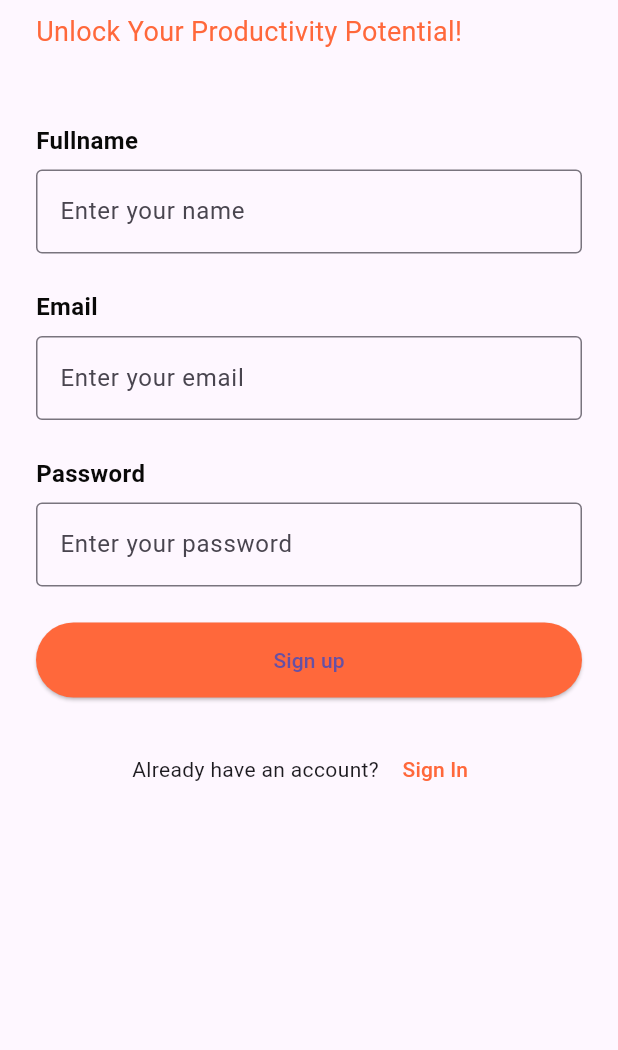
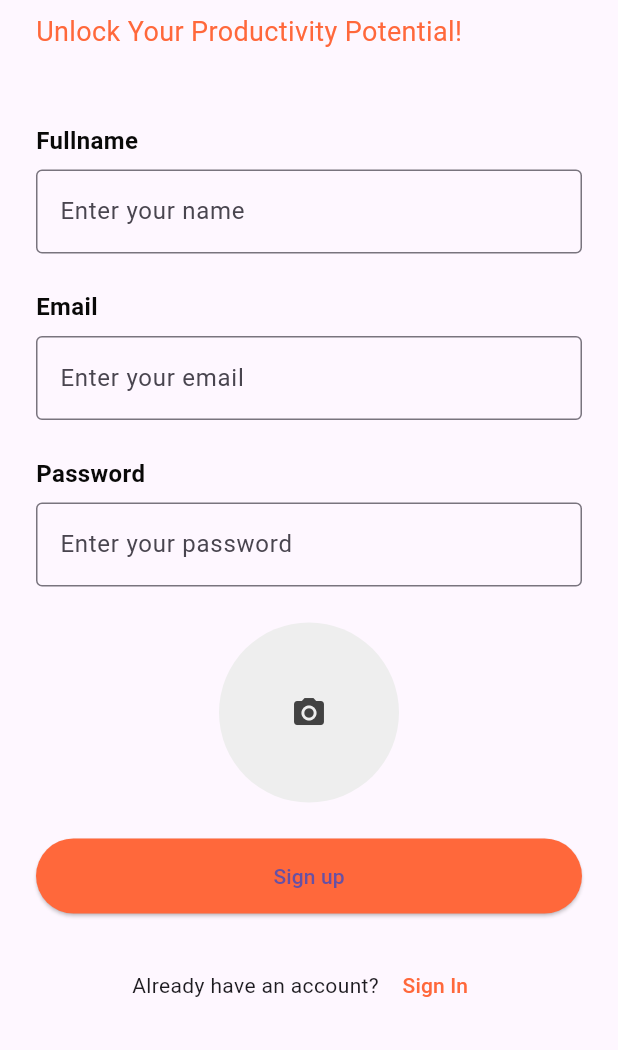
Before and after one commit to aiRecruit-Mvp/aiRecruit-Application, a Flutter app: the screen it shows after launch, on a phone screen of 412 x 824 dp, the part 186-1236 px from its top. Run offline on Flutter 3.47's test engine with Material 3 defaults, Android fonts, the phone set to English and light mode, and no system bars; our stand-ins replace image_picker, shared_preferences.

```diff
--- a/lib/models/user.dart
+++ b/lib/models/user.dart
@@ -6,13 +6,19 @@ class User {
   final String email;
   final String token;
   final String password;
+  final String profilePicturePath;
+
+
   User({
     required this.id,
     required this.name,
     required this.email,
     required this.token,
     required this.password,
+    required this.profilePicturePath,
   });
+
+
 
   Map<String, dynamic> toMap() {
     return {
@@ -30,6 +36,7 @@ class User {
       email: map['email'] ?? '',
       token: map['token'] ?? '',
       password: map['password'] ?? '',
+      profilePicturePath: map['file'] ?? '',
     );
   }
 
@@ -42,6 +49,7 @@ class User {
       email: json['user']['email'] ?? '',
       token: json['token'] ?? '',
       password: json['user']['password'] ?? '',
+      profilePicturePath: json['user']['file'] ?? '',
     );
   }
 }
--- a/lib/providers/userprovider.dart
+++ b/lib/providers/userprovider.dart
@@ -5,7 +5,7 @@ import '../models/user.dart';
 
 
 class UserProvider extends ChangeNotifier {
-  User _user = User(id: '', name: '', email: '', token: '', password: '');
+  User _user = User(id: '', name: '', email: '', token: '', password: '', profilePicturePath: '');
 
   User get user => _user;
 
--- a/lib/screens/signup_screen.dart
+++ b/lib/screens/signup_screen.dart
@@ -1,4 +1,7 @@
+import 'dart:io';
+
 import 'package:flutter/material.dart';
+import 'package:image_picker/image_picker.dart';
 import '../services/Auth.dart';
 import '../utils/custom_textfield.dart';
 import '../utils/globalColors.dart'; // Assuming this contains your color scheme
@@ -16,14 +19,32 @@ class _SignupScreenState extends State<SignupScreen> {
   final TextEditingController passwordController = TextEditingController();
   final TextEditingController nameController = TextEditingController();
   final AuthService authService = AuthService();
+  File? _image;
 
+  final ImagePicker _picker = ImagePicker();
+
+  Future<void> _pickImage() async {
+    final pickedFile = await _picker.pickImage(source: ImageSource.gallery);
+    if (pickedFile != null) {
+      setState(() {
+        _image = File(pickedFile.path);
+      });
+    }
+  }
   void signupUser() {
+    if (_image != null) {
       authService.signUpUser(
         context: context,
         email: emailController.text,
         password: passwordController.text,
         name: nameController.text,
+        imageFile: _image!,  // Pass the selected image file
       );
+    } else {
+      // Handle the case when an image is not selected
+      // For example, show a snackbar message
+      ScaffoldMessenger.of(context).showSnackBar(SnackBar(content: Text('Please select an image.')));
+    }
   }
 
   @override
@@ -76,6 +97,23 @@ class _SignupScreenState extends State<SignupScreen> {
                 hintText: 'Enter your password',
               ),
               SizedBox(height: 24),
+              // Add a widget to show the selected image or a placeholder
+              Center(
+                child: GestureDetector(
+                  onTap: _pickImage,
+                  child: _image != null
+                      ? CircleAvatar(
+                    radius: 60,
+                    backgroundImage: FileImage(_image!),
+                  )
+                      : CircleAvatar(
+                    radius: 60,
+                    backgroundColor: Colors.grey.shade200,
+                    child: Icon(Icons.camera_alt, color: Colors.grey.shade800),
+                  ),
+                ),
+              ),
+              SizedBox(height: 24),
               Center(
                 child: ElevatedButton(
                   onPressed: signupUser,
--- a/pubspec.yaml
+++ b/pubspec.yaml
@@ -38,7 +38,10 @@ dependencies:
   get: ^4.6.5
   http: ^1.2.0
   shared_preferences:
-
+  path: ^1.8.0
+  # Add http_parser if you need MediaType
+  http_parser: ^4.0.0
+  image_picker: ^0.8.4+4
 dev_dependencies:
   flutter_test:
     sdk: flutter
```
Also changed, not shown: lib/screens/home_screen.dart (+3 -4 lines), lib/services/Auth.dart (+21 -16 lines), pubspec.lock, 7 other files. Lines whose indentation alone changed are shown as unchanged.
